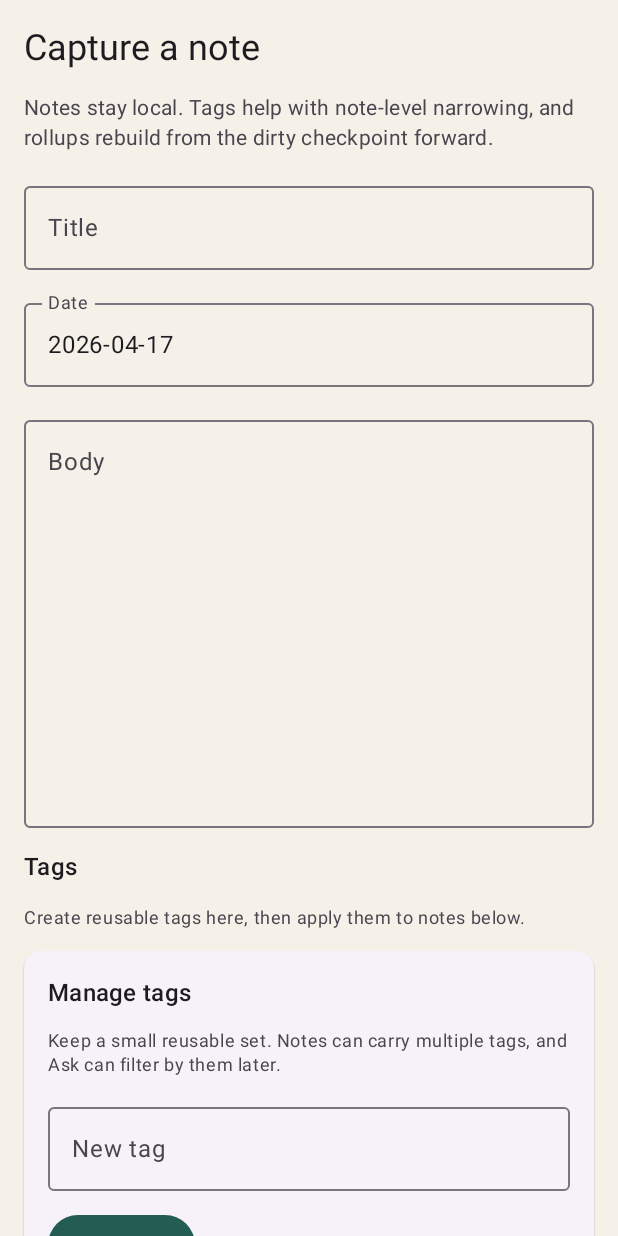
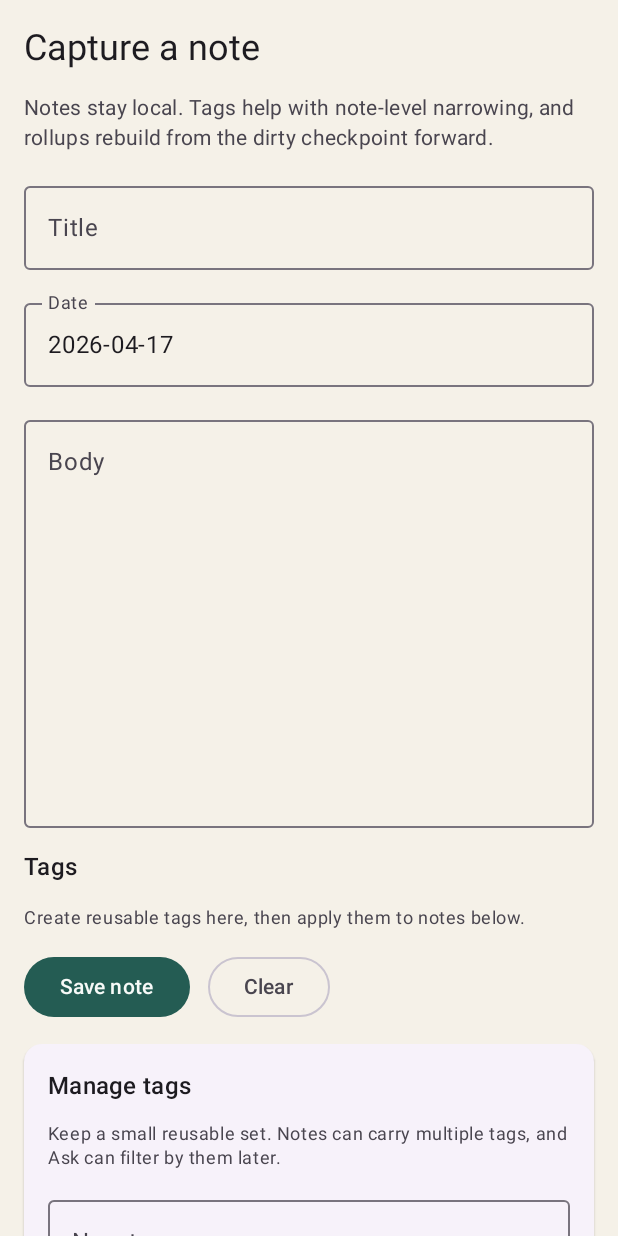
Before and after one commit to rheinze08/voice_ledger_lite, an Android app built with Jetpack Compose: the composable ComposeScreen shown on its own in the app's theme, on a phone screen of 412 x 824 dp. Run offline under Robolectric (Android 15) with nearby library versions, the phone set to English and light mode, and no system bars; our stand-ins replace Room's generated code; 9 statements that could not run were skipped.

Commit message:
Move Save Note and Clear buttons above Manage Tags on Compose page
https://claude.ai/code/session_01NiGoEik2dRDWujzy7QERNi

```diff
--- a/app/src/main/java/com/voiceledger/lite/ui/LedgerMiniApp.kt
+++ b/app/src/main/java/com/voiceledger/lite/ui/LedgerMiniApp.kt
@@ -791,6 +791,18 @@ private fun ComposeScreen(
                     }
                 }
             }
+            Row(horizontalArrangement = Arrangement.spacedBy(12.dp)) {
+                Button(onClick = onSave) {
+                    Text(
+                        if (state.editingNoteId == null) "Save note" else "Update note",
+                    )
+                }
+                OutlinedButton(onClick = onClear) {
+                    Text(
+                        if (state.editingNoteId == null) "Clear" else "Cancel edit",
+                    )
+                }
+            }
             ElevatedCard {
                 Column(
                     modifier = Modifier.padding(16.dp),
@@ -844,24 +856,14 @@ private fun ComposeScreen(
                 }
             }
         }
-        Row(horizontalArrangement = Arrangement.spacedBy(12.dp)) {
-            Button(onClick = onSave) {
-                Text(
-                    when {
-                        isEditingGeneratedSummary -> "Update summary"
-                        state.editingNoteId == null -> "Save note"
-                        else -> "Update note"
-                    },
-                )
-            }
-            OutlinedButton(onClick = onClear) {
-                Text(
-                    if (state.editingNoteId == null && !isEditingGeneratedSummary) {
-                        "Clear"
-                    } else {
-                        "Cancel edit"
-                    },
-                )
+        if (isEditingGeneratedSummary) {
+            Row(horizontalArrangement = Arrangement.spacedBy(12.dp)) {
+                Button(onClick = onSave) {
+                    Text("Update summary")
+                }
+                OutlinedButton(onClick = onClear) {
+                    Text("Cancel edit")
+                }
             }
         }
     }
```
